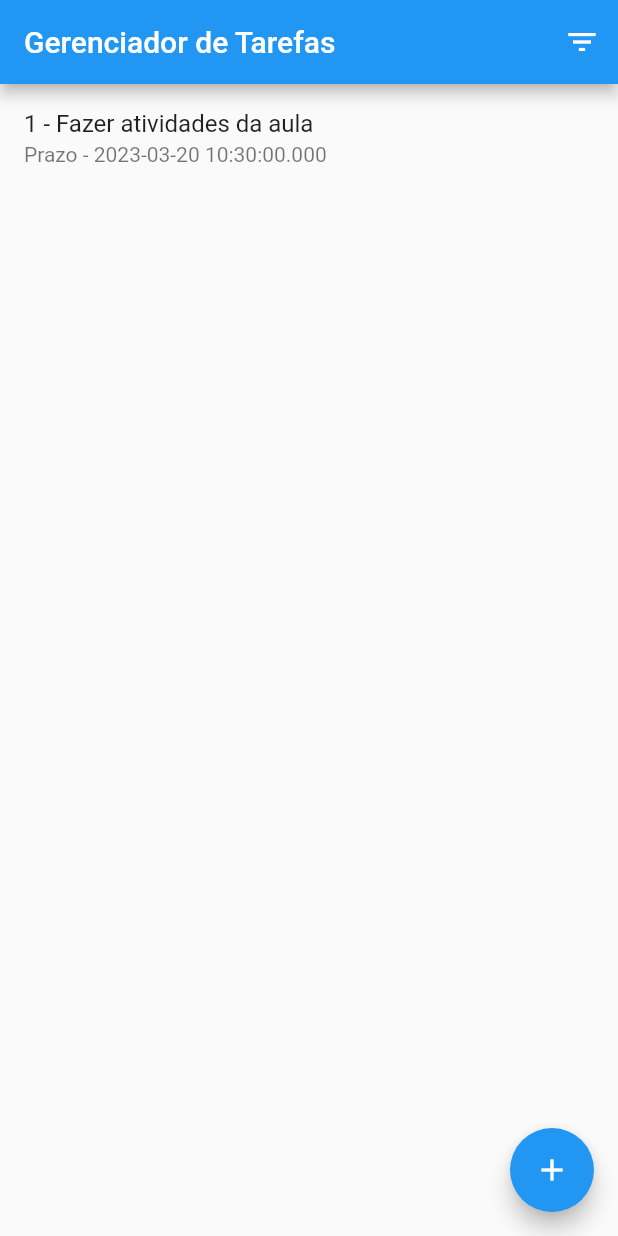
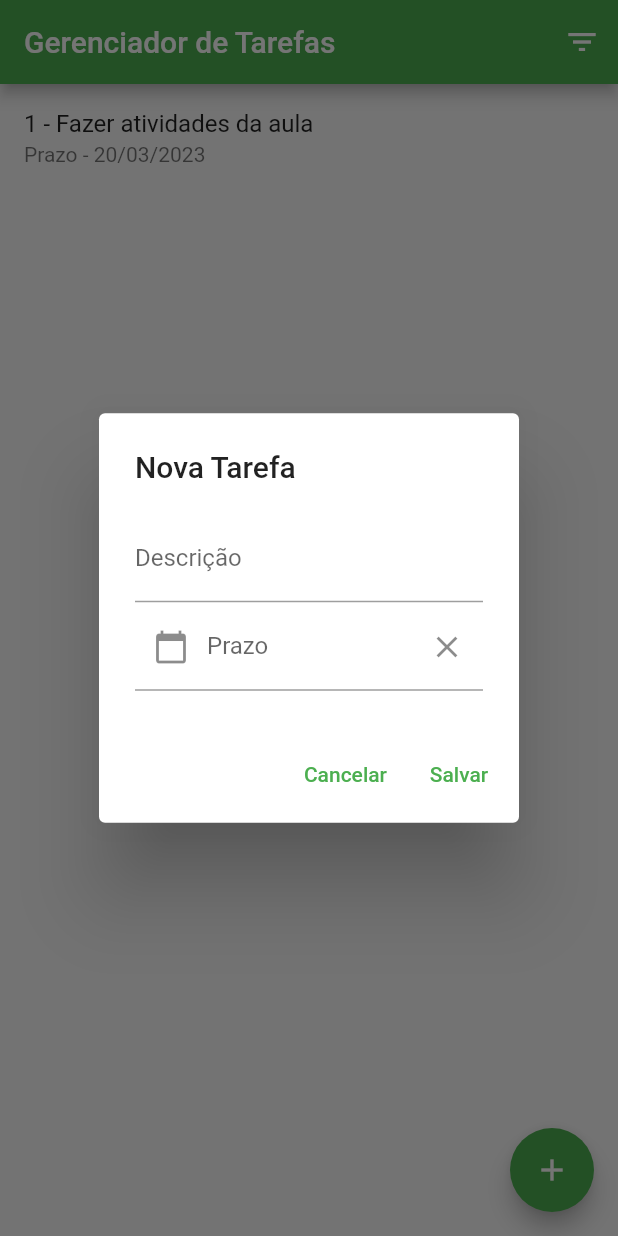
Before and after one commit to jocemir/gerenciador_tarefas_md, a Flutter app: the screen it shows after launch, after a tap on the "add" icon, on a phone screen of 412 x 824 dp. Run offline on Flutter 3.47's test engine with Material 2 defaults, Android fonts, the phone set to English and light mode, and no system bars.

Commit message:
14-03 21:45

```diff
--- a/lib/main.dart
+++ b/lib/main.dart
@@ -1,6 +1,5 @@
 import 'package:flutter/material.dart';
 import 'package:gerenciador_tarefas_md/pages/lista_tarefas_page.dart';
-
 
 void main() {
   runApp(const AppGerenciadorTarefas());
@@ -9,18 +8,16 @@ void main() {
 class AppGerenciadorTarefas extends StatelessWidget {
   const AppGerenciadorTarefas({super.key});
 
-  // This widget is the root of your application...
+  // This widget is the root of your application.
   @override
   Widget build(BuildContext context) {
     return MaterialApp(
-      title: 'Flutter Demo',
+      title: 'App - Gerenciador de tarefas',
+      debugShowCheckedModeBanner: false,
       theme: ThemeData(
-
-
-
-        primarySwatch: Colors.blue,
+        primarySwatch: Colors.green,
       ),
-      home:  ListaTarefaPage(),
+      home: ListaTarefaPage(),
     );
   }
 }
--- a/lib/model/tarefa.dart
+++ b/lib/model/tarefa.dart
@@ -1,24 +1,23 @@
 import 'package:intl/intl.dart';
 
-
-
-class Tarefa {
+class Tarefa{
 
   static const CAMPO_ID = 'id';
   static const CAMPO_DESCRICAO = 'descricao';
-  static const CAMPO_prazo = 'prazo';
+  static const CAMPO_PRAZO = 'prazo';
 
   int id;
   String descricao;
   DateTime? prazo;
 
-
   Tarefa({required this.id, required this.descricao, this.prazo});
 
-  String get prazoFormatado {
-    if (prazo == null) {
-      return '';
+  String get prazoFormatado{
+    if (prazo == null){
+      return ' ';
     }
     return DateFormat('dd/MM/yyy').format(prazo!);
   }
+
+
 }
--- a/lib/pages/conteudo_form_dialog.dart
+++ b/lib/pages/conteudo_form_dialog.dart
@@ -12,10 +12,10 @@ class ConteudoFormDialog extends StatefulWidget{
 
 
   @override
-  _ConteudoFormDialogState createState() => _ConteudoFormDialogState();
+  ConteudoFormDialogState createState() => ConteudoFormDialogState();
 
 }
-class _ConteudoFormDialogState extends State<ConteudoFormDialog> {
+class ConteudoFormDialogState extends State<ConteudoFormDialog> {
 
   final formKey = GlobalKey<FormState>();
   final descricaoController = TextEditingController();
@@ -23,15 +23,17 @@ class _ConteudoFormDialogState extends State<ConteudoFormDialog> {
   final _dateFormat = DateFormat('dd/MM/yyyy');
 
   @override
-  void initState(){
+  void initState() {
     super.initState();
-    if (widget.tarefaAtual != null){
+    if (widget.tarefaAtual != null) {
+      descricaoController.text = widget.tarefaAtual!.descricao;
+      prazoController.text = widget.tarefaAtual!.prazoFormatado;
 
     }
   }
 
 
-  Widget build(BuildContext context){
+  Widget build(BuildContext context) {
     return Form(
         key: formKey,
         child: Column(
@@ -40,8 +42,8 @@ class _ConteudoFormDialogState extends State<ConteudoFormDialog> {
             TextFormField(
               controller: descricaoController,
               decoration: InputDecoration(labelText: 'Descrição'),
-              validator: (String? valor){
-                if (valor == null || valor.isEmpty){
+              validator: (String? valor) {
+                if (valor == null || valor.isEmpty) {
                   return 'Informe a descrição';
                 }
                 return null;
@@ -64,7 +66,34 @@ class _ConteudoFormDialogState extends State<ConteudoFormDialog> {
           ],
         )
     );
-
   }
 
+  void _mostrarCalendario() {
+    final dataFormatada = prazoController.text;
+    var data = DateTime.now();
+    if (dataFormatada.isNotEmpty) {
+      data = _dateFormat.parse(dataFormatada);
+    }
+    showDatePicker(context: context,
+      initialDate: data,
+      firstDate: data.subtract(Duration(days: 365 * 5)),
+      lastDate: data.add(Duration(days: 365 * 5)),
+    ).then((DateTime? dataSElecionada) {
+      if (dataSElecionada != null) {
+        setState(() {
+          prazoController.text = _dateFormat.format(dataSElecionada);
+        });
+      }
+    });
+  }
+
+  bool dadosValidados()=> formKey.currentState?.validate() == true;
+
+  Tarefa get novaTarefa => Tarefa(
+      id: widget.tarefaAtual?.id ?? 0,
+      descricao: descricaoController.text,
+      prazo: prazoController.text.isNotEmpty ? null : _dateFormat.parse(prazoController.text),
+
+  );
+
 }
--- a/lib/pages/lista_tarefas_page.dart
+++ b/lib/pages/lista_tarefas_page.dart
@@ -1,41 +1,81 @@
-import 'dart:html';
 
 import 'package:flutter/cupertino.dart';
 import 'package:flutter/material.dart';
+import 'package:gerenciador_tarefas_md/model/tarefa.dart';
 
-import '../model/tarefa.dart';
+import '../widgets/conteudo_form_dialog.dart';
+import 'conteudo_form_dialog.dart';
 
+class ListaTarefaPage extends StatefulWidget{
 
-class ListaTarefaPage extends StatefulWidget {
   @override
-  _ListaTarefasState createState() => _ListaTarefasState();
+  _ListaTarefasPageState createState() => _ListaTarefasPageState();
 
 }
+class _ListaTarefasPageState extends State<ListaTarefaPage>{
 
-class _ListaTarefasState extends State<ListaTarefaPage> {
-  final tarefas = <Tarefa>[
-    Tarefa(
-        id: 1,
-        descricao: 'Fazer atividades da aula',
-        prazo: DateTime.now().add(Duration(days: 5))
+  static const ACAO_EDITAR = 'editar';
+  static const ACAO_EXCLUIR = 'excluir';
+
+  final tarefas = <Tarefa>
+  [
+    Tarefa(id: 1,
+      descricao: 'Fazer atividades da aula',
+      prazo: DateTime.now().add(Duration(days: 5)),
     )
   ];
 
+  var _ultimoId = 1;
+
   @override
-  Widget build(BuildContext context) {
+  Widget build(BuildContext context){
     return Scaffold(
       appBar: _criarAppBar(),
       body: _criarBody(),
       floatingActionButton: FloatingActionButton(
-        onPressed: () {},
-        tooltip: 'New Task',
-        child: Icon(Icons.add),
+        onPressed: _abrirForm,
+        tooltip: 'Nova tarefa',
+        child: const Icon(Icons.add),
       ),
     );
   }
 
-
-  AppBar _criarAppBar() {
+  void _abrirForm({Tarefa? tarefaAtual, int? index}){
+    final key = GlobalKey<ConteudoFormDialogState>();
+    showDialog(
+        context: context,
+        builder: (BuildContext context){
+          return AlertDialog(
+            title: Text(tarefaAtual == null ? 'Nova Tarefa' : 'Alterar a tarefa ${tarefaAtual.id}'),
+            content: ConteudoFormDialog(key: key, tarefaAtual: tarefaAtual),
+            actions: [
+              TextButton(
+                onPressed: () => Navigator.of(context).pop(),
+                child: Text('Cancelar'),
+              ),
+              TextButton(
+                onPressed: () {
+                  if (key.currentState != null && key.currentState!.dadosValidados()){
+                    setState(() {
+                      final novaTarefa = key.currentState!.novaTarefa;
+                      if(index == null){
+                        novaTarefa.id = ++_ultimoId;
+                      }else{
+                        tarefas[index] = novaTarefa;
+                      }
+                      tarefas.add(novaTarefa);
+                    });
+                    Navigator.of(context).pop();
+                  }
+                },
+                child: Text('Salvar'),
+              ),
+            ],
+          );
+        }
+    );
+  }
+  AppBar _criarAppBar(){
     return AppBar(
       title: const Text('Gerenciador de Tarefas'),
       actions: [
@@ -45,25 +85,97 @@ class _ListaTarefasState extends State<ListaTarefaPage> {
       ],
     );
   }
-
-  Widget _criarBody() {
-    if (tarefas.isEmpty) {
+  Widget _criarBody(){
+    if( tarefas.isEmpty){
       return const Center(
-        child: Text('Não existe nenhuma tarefa cadastrada!',
+        child: Text('Nenhuma tarefa cadastrada',
           style: TextStyle(fontSize: 20, fontWeight: FontWeight.bold),
         ),
       );
     }
     return ListView.separated(
       itemCount: tarefas.length,
-      separatorBuilder: (BuildContext context, int index) => Divider(),
-      itemBuilder: (BuildContext context, int index) {
+      itemBuilder: (BuildContext context, int index){
         final tarefa = tarefas[index];
-        return ListTile(
-          title: Text('${tarefa.id} - ${tarefa.descricao}'),
-          subtitle: Text('Prazo - ${tarefa.prazo}'),
+        return PopupMenuButton<String>(
+            child: ListTile(
+              title: Text('${tarefa.id} - ${tarefa.descricao}'),
+              subtitle: Text(tarefa.prazo == null ? 'Tarefa sem prazo definido' : 'Prazo - ${tarefa.prazoFormatado}'),
+            ),
+            itemBuilder: (BuildContext context) => _criarItensMenu(),
+            onSelected: (String valorSelecinado){
+              if(valorSelecinado == ACAO_EDITAR){
+                _abrirForm(tarefaAtual: tarefa, index: index);
+              }else{
+                _excluir(index);
+              }
+            }
         );
       },
+      separatorBuilder: (BuildContext context, int index) => Divider(),
     );
   }
+  void _excluir(int indice){
+    showDialog(
+        context: context,
+        builder: (BuildContext context){
+          return AlertDialog(
+            title: Row(
+              children: [
+                Icon(Icons.warning, color: Colors.red,),
+                Padding(
+                  padding: EdgeInsets.only(left: 10),
+                  child: Text('Atenção'),
+                )
+              ],
+            ),
+            content: Text('Esse registro será deletado permanentemente'),
+            actions: [
+              TextButton(
+                  onPressed: () => Navigator.of(context).pop(),
+                  child: Text('Cancelar')
+              ),
+              TextButton(
+                  onPressed: () {
+                    Navigator.of(context).pop();
+                    setState(() {
+                      tarefas.removeAt(indice);
+                    });
+                  },
+                  child: Text('OK')
+              )
+            ],
+          );
+        }
+    );
+
+  }
+  List<PopupMenuEntry<String>> _criarItensMenu(){
+    return[
+      PopupMenuItem(
+        value: ACAO_EDITAR,
+        child: Row(
+          children: [
+            Icon(Icons.edit, color: Colors.black),
+            Padding(
+              padding: EdgeInsets.only(left: 10),
+              child: Text('Editar'),
+            )
+          ],
+        ),
+      ),
+      PopupMenuItem(
+        value: ACAO_EXCLUIR,
+        child: Row(
+          children: [
+            Icon(Icons.delete, color: Colors.red),
+            Padding(
+              padding: EdgeInsets.only(left: 10),
+              child: Text('Excluir'),
+            )
+          ],
+        ),
+      )
+    ];
+  }
 }
```
